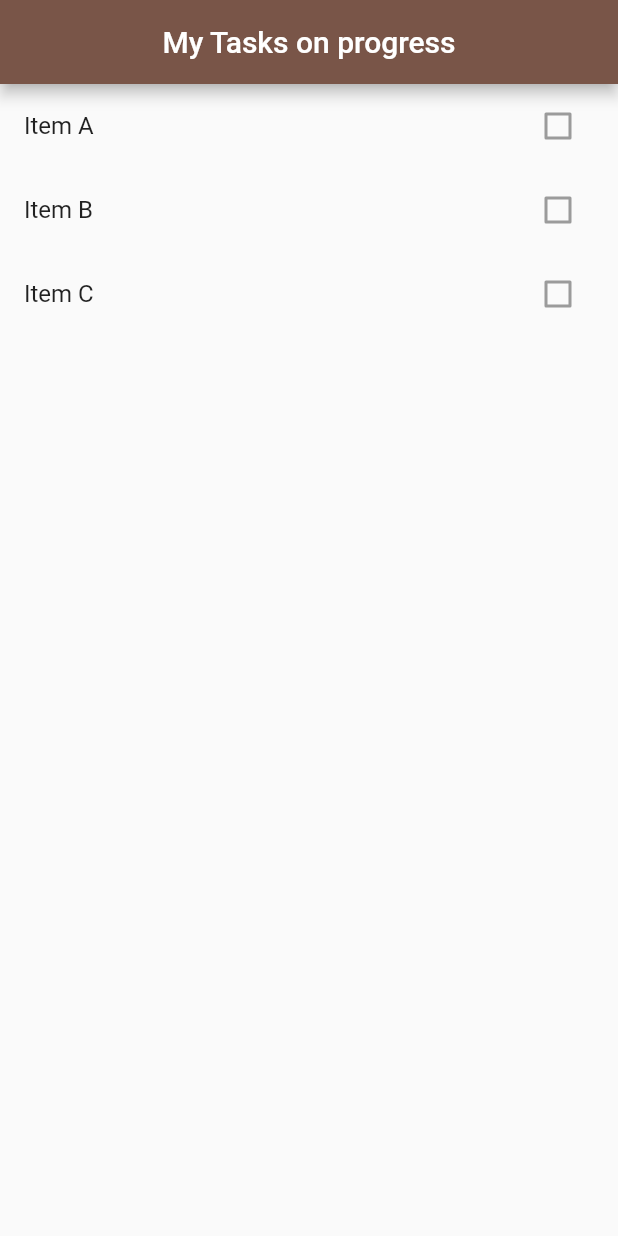
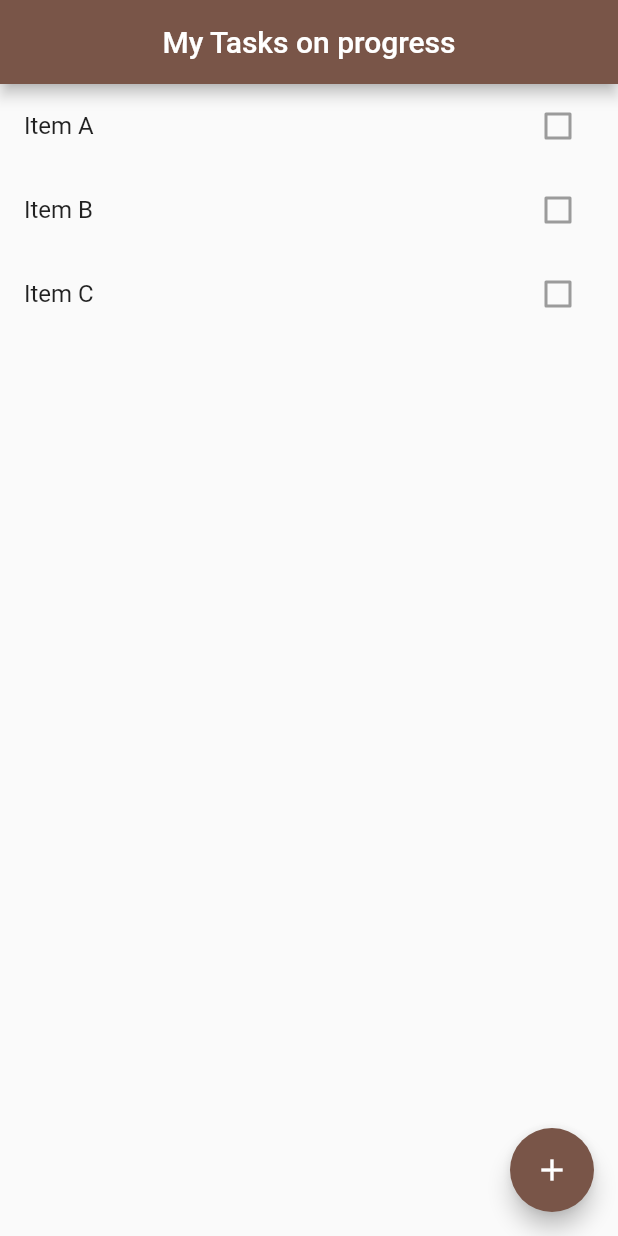
Before and after one commit to pr0mila/to_do_with_reminder, a Flutter app: the screen it shows after launch, on a phone screen of 412 x 824 dp. Run offline on Flutter 3.47's test engine with Material 2 defaults, Android fonts, the phone set to English and light mode, and no system bars.

Commit message:
Delete and new Item page

```diff
--- a/lib/main.dart
+++ b/lib/main.dart
@@ -1,4 +1,6 @@
 import 'package:flutter/material.dart';
+
+import 'new_item_view.dart';
 
 void main() {
   runApp(MyApp());
@@ -40,24 +42,63 @@ class _MyHomePageState extends State<MyHomePage> {
        title: Text('My Tasks on progress'),
        centerTitle: true,
      ),
-      body: ListView.builder(
-          itemCount: list.length,
-          itemBuilder: (context,index){
-            return ListTile(
-              title: Text(list[index].title),
-              trailing: Checkbox(value:list[index].complete, onChanged:null),
-              onTap: ()=>setCompleteness(list[index]),
-            );
-          }
+      body: buidBody(),
+      floatingActionButton: FloatingActionButton(
+        child: Icon(Icons.add),
+        onPressed: () => goToNewItemView()
       ),
 
     );
   }
+
+  Widget buidBody(){
+    return ListView.builder(
+      itemCount: list.length,
+      itemBuilder: (context,index){
+             return buildItem(list[index]);
+
+
+      }
+      );
+  }
+
+  Widget buildItem(Todo item)
+  {
+    return Dismissible(
+     key: Key(item.hashCode.toString()),
+     onDismissed: (direction) => removeItem(item),
+     direction: DismissDirection.startToEnd,
+     background: Container(
+       color: Colors.red[600],
+       child: Icon(Icons.delete, color: Colors.white,),
+       alignment: Alignment.centerLeft,
+       padding: EdgeInsets.only(left: 12.0),
+     ),
+      child: ListTile(
+        title: Text(item.title),
+        trailing: Checkbox(value:item.complete, onChanged:null),
+        onTap: ()=>setCompleteness(item),
+      ),
+    );
+  }
+
   void setCompleteness(Todo item){
     setState(() {
       item.complete =! item.complete;
     });
 
+  }
+
+  void removeItem(Todo item) {
+    list.remove(item);
+
+  }
+
+  void goToNewItemView() {
+    Navigator.of(context).push(MaterialPageRoute(
+        builder:(context){
+          return NewItemView();
+        }));
   }
 }
 
```
Also changed, not shown: lib/new_item_view.dart (added, +39 -0 lines).
